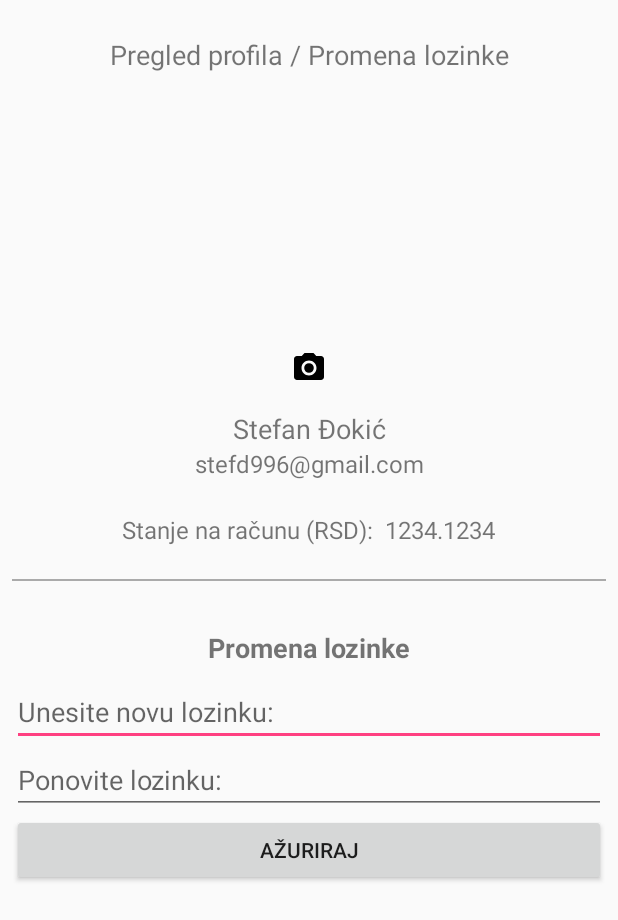
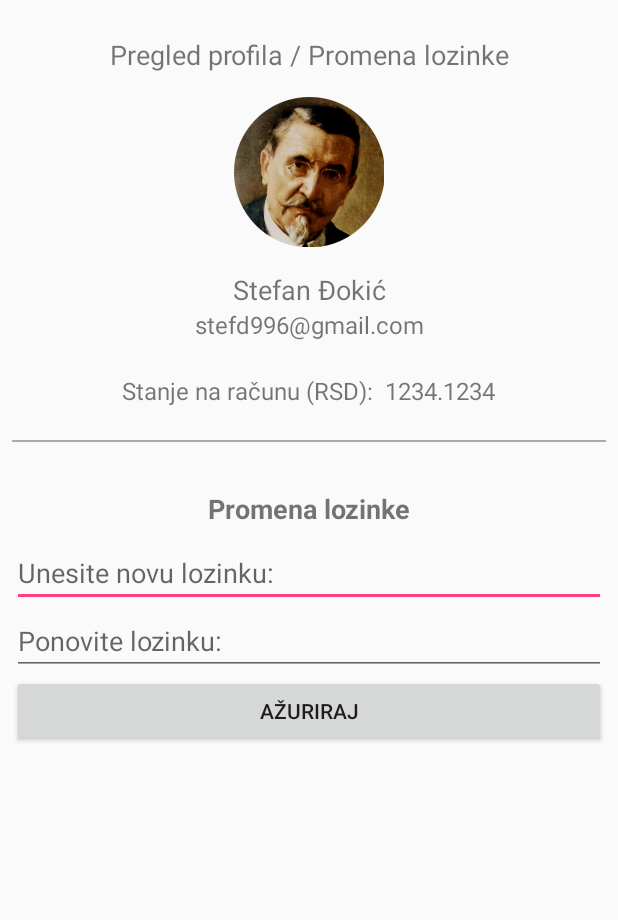
Before and after one commit to sdee3/Mokranjatzz365Bet, an Android app: the layout fragment_profile.xml on its own in the app's theme, with its tools: preview values and no code run, on a phone screen of 412 x 824 dp. Shown: the top 920 px of the screen. Run offline under Robolectric (Android 15) with nearby library versions, the phone set to English and light mode, and no system bars.

Commit message:
added default user pic

```diff
--- a/app/src/main/res/layout/fragment_profile.xml
+++ b/app/src/main/res/layout/fragment_profile.xml
@@ -1,31 +1,34 @@
 <?xml version="1.0" encoding="utf-8"?>
-<RelativeLayout xmlns:android="http://schemas.android.com/apk/res/android"
-    android:layout_width="match_parent"
+
+<ScrollView xmlns:android="http://schemas.android.com/apk/res/android"
     android:layout_height="match_parent"
-    android:layout_margin="8dp">
-
-    <TextView
-        android:layout_marginTop="16dp"
-        android:layout_width="match_parent"
-        android:layout_height="wrap_content"
-        android:gravity="center"
-        android:text="@string/update_profile"
-        android:textSize="18sp"/>
+    android:layout_width="match_parent">
 
     <LinearLayout
+        android:layout_margin="8dp"
         android:layout_width="match_parent"
         android:layout_height="wrap_content"
         android:layout_centerVertical="true"
         android:orientation="vertical">
 
         <!--Place default Mokranjatzz User IMG here-->
+        <TextView
+            android:id="@+id/textView3"
+            android:layout_width="match_parent"
+            android:layout_height="wrap_content"
+            android:layout_marginTop="16dp"
+            android:gravity="center"
+            android:text="@string/update_profile"
+            android:textSize="18sp" />
+
         <ImageView
             android:layout_gravity="center"
             android:contentDescription="Default Mokranjatzz User Image"
-            android:layout_width="wrap_content"
-            android:layout_height="wrap_content"
-            android:src="@drawable/ic_menu_camera"
-            android:layout_marginBottom="16dp"/>
+            android:layout_width="100dp"
+            android:layout_height="100dp"
+            android:src="@drawable/mokranjac_default_user"
+            android:layout_marginBottom="16dp"
+            android:layout_marginTop="16dp"/>
 
         <TextView
             android:id="@+id/username"
@@ -108,5 +111,4 @@
             android:text="@string/update" />
 
     </LinearLayout>
-
-</RelativeLayout>
+</ScrollView>
```
Also changed, not shown: app/src/main/res/drawable/mokranjac_default_user.png (added).
